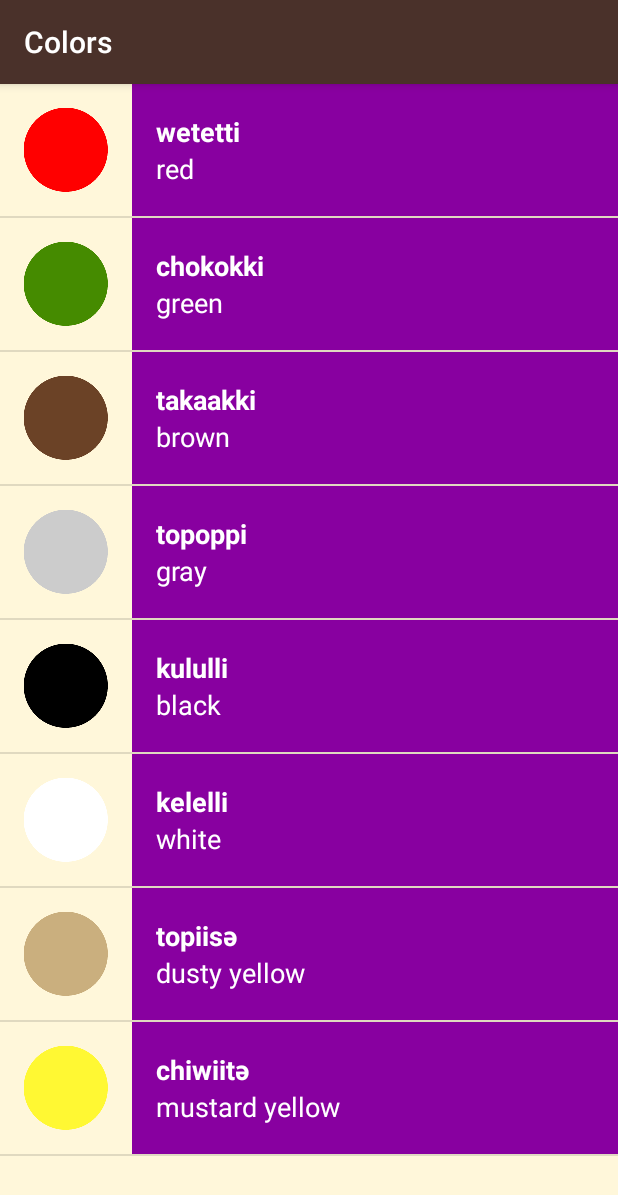
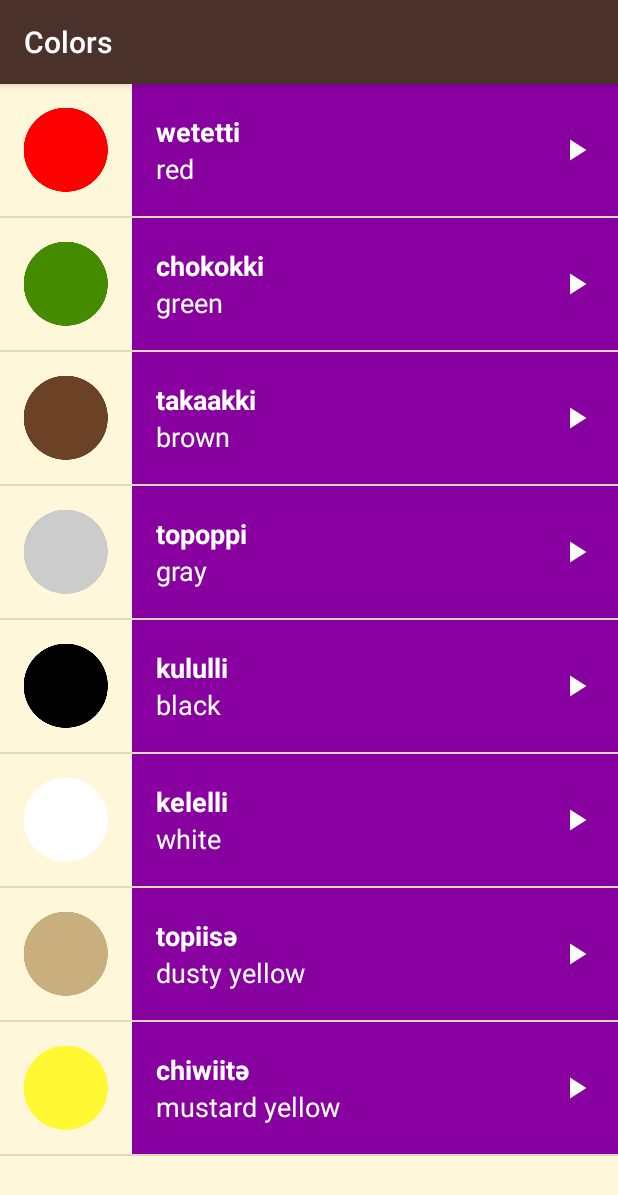
Before and after one commit to Ovarb/Miwok, an Android app: the ColorsActivity screen opened directly, with no data from a screen before it, on a phone screen of 412 x 824 dp. Shown: the top 1195 px of the screen. Run offline under Robolectric (Android 15) with nearby library versions, the phone set to English and light mode, and no system bars.

Commit message:
play icon files and the icon are added

```diff
--- a/app/src/main/res/layout/list_item.xml
+++ b/app/src/main/res/layout/list_item.xml
@@ -1,22 +1,26 @@
 <?xml version="1.0" encoding="utf-8"?>
-<LinearLayout xmlns:android="http://schemas.android.com/apk/res/android"
+<RelativeLayout xmlns:android="http://schemas.android.com/apk/res/android"
     xmlns:tools="http://schemas.android.com/tools"
-    android:id="@+id/single_word_item"
     android:layout_width="match_parent"
     android:layout_height="wrap_content"
-
-    android:maxHeight="@dimen/list_item_height"
+    android:minHeight="@dimen/list_item_height"
     android:orientation="horizontal">
 
     <ImageView
         android:id="@+id/image"
         android:layout_width="@dimen/list_item_height"
-        android:layout_height="@dimen/list_item_height" />
+        android:layout_height="match_parent" />
 
     <LinearLayout
         android:id="@+id/text_container"
         android:layout_width="match_parent"
         android:layout_height="match_parent"
+        android:layout_alignParentBottom="true"
+        android:layout_alignParentRight="true"
+        android:layout_alignParentTop="true"
+        android:layout_toRightOf="@id/image"
+        android:foregroundGravity="right|center_vertical"
+        android:minHeight="@dimen/list_item_height"
         android:orientation="vertical"
         android:padding="16dp">
 
@@ -43,5 +47,13 @@
 
     </LinearLayout>
 
+    <ImageView
+        android:id="@+id/imageView2"
+        android:layout_width="wrap_content"
+        android:layout_height="wrap_content"
+        android:layout_alignParentRight="true"
+        android:layout_centerVertical="true"
+        android:layout_marginRight="16dp"
+        android:src="@drawable/baseline_play_arrow_white_24" />
 
-</LinearLayout>
+</RelativeLayout>
```
Also changed, not shown: app/src/main/res/drawable-hdpi/baseline_play_arrow_white_24.png (added), app/src/main/res/drawable-mdpi/baseline_play_arrow_white_24.png (added), app/src/main/res/drawable-xhdpi/baseline_play_arrow_white_24.png (added), app/src/main/res/drawable-xxhdpi/baseline_play_arrow_white_24.png (added), app/src/main/res/drawable-xxxhdpi/baseline_play_arrow_white_24.png (added).
